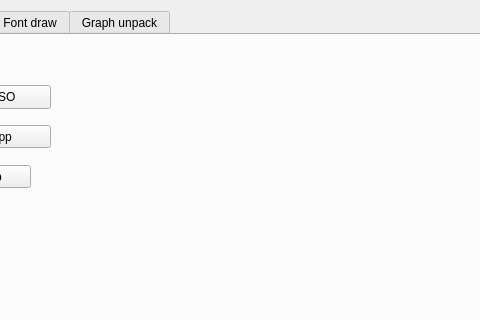
This is TokiCD/mainwindow.ui in hitomi2500/tokipatch as Qt 5 draws it before an edit; both pictures show x 171 to 651 and y 0 to 320 of the 800 by 600 pixel window. The edited form follows.
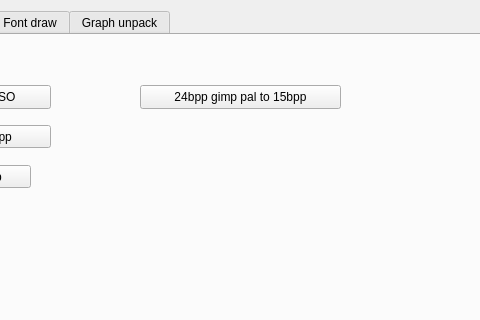
This is the edited form. The open tabs and pages were chosen to show the change.

What changed in the file:
```diff
--- a/TokiCD/mainwindow.ui
+++ b/TokiCD/mainwindow.ui
@@ -81,6 +81,19 @@
          <string>Single bin to ISO</string>
         </property>
        </widget>
+       <widget class="QPushButton" name="pushButton_6">
+        <property name="geometry">
+         <rect>
+          <x>300</x>
+          <y>50</y>
+          <width>201</width>
+          <height>24</height>
+         </rect>
+        </property>
+        <property name="text">
+         <string>24bpp gimp pal to 15bpp</string>
+        </property>
+       </widget>
       </widget>
       <widget class="QWidget" name="tab_3">
        <attribute name="title">
```
Left out of the diff: 2 changed lines with no effect on the pictures.
